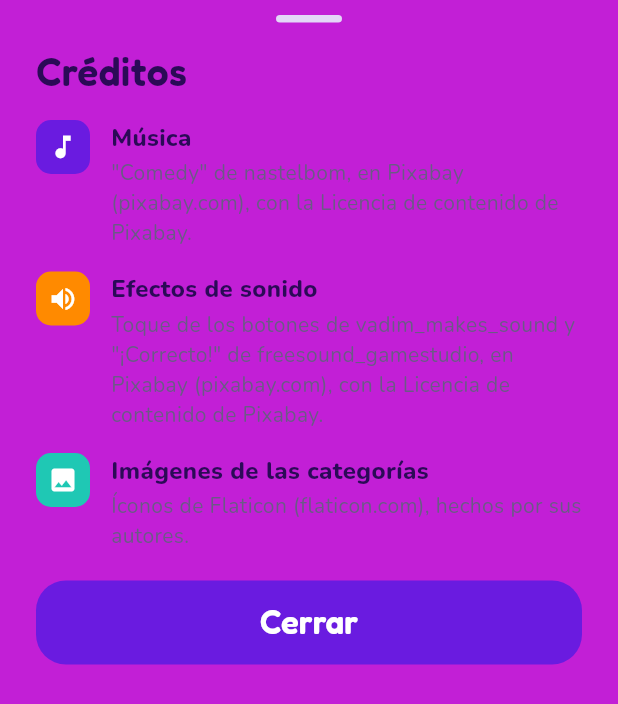
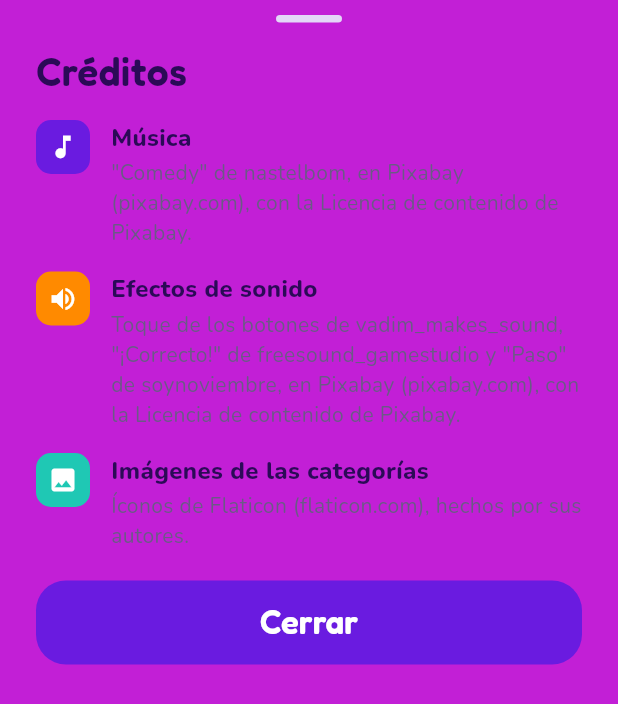
Before and after one commit to juancamilosal/charadeando_app, a Flutter app: the CreditsSheet widget shown alone on an empty page, opened directly, on a phone screen of 412 x 824 dp. Shown: the top 704 px of the screen. Run offline on Flutter 3.47's test engine with Material 3 defaults, Android fonts, the phone set to English and light mode, and no system bars; our stand-ins replace audioplayers, camera, flutter_riverpod, go_router, sensors_plus, share_plus and 2 more; missing offline and left inert: ffmpeg_kit_flutter_new_video, photo_manager.

Commit message:
Sonido de Paso en el turno y su crédito
Co-Authored-By: Claude Opus 5.5 <noreply@anthropic.com>
Claude-Session: https://claude.ai/code/session_01XPBFeG2PZmszSkrWwceepV

```diff
--- a/lib/screens/settings_screen.dart
+++ b/lib/screens/settings_screen.dart
@@ -346,9 +346,9 @@ class CreditsSheet extends StatelessWidget {
       Icons.volume_up,
       AppColors.orange,
       'Efectos de sonido',
-      'Toque de los botones de vadim_makes_sound y "¡Correcto!" de '
-          'freesound_gamestudio, en Pixabay (pixabay.com), con la Licencia '
-          'de contenido de Pixabay.',
+      'Toque de los botones de vadim_makes_sound, "¡Correcto!" de '
+          'freesound_gamestudio y "Paso" de soynoviembre, en Pixabay '
+          '(pixabay.com), con la Licencia de contenido de Pixabay.',
     ),
     (
       Icons.image,
--- a/lib/screens/turn_screen.dart
+++ b/lib/screens/turn_screen.dart
@@ -319,9 +319,9 @@ class _TurnScreenState extends ConsumerState<TurnScreen>
     _entries.add(TurnEntry(_deck[_wordIndex], outcome));
     final haptics = ref.read(hapticsProvider);
     outcome == WordOutcome.hit ? haptics.heavy() : haptics.light();
-    if (outcome == WordOutcome.hit) {
-      ref.read(soundServiceProvider).play(SoundEffect.hit);
-    }
+    ref
+        .read(soundServiceProvider)
+        .play(outcome == WordOutcome.hit ? SoundEffect.hit : SoundEffect.pass);
     _showCaption(
       outcome == WordOutcome.hit ? '¡Correcto!' : 'Paso',
       outcome == WordOutcome.hit ? CaptionStyle.hit : CaptionStyle.pass,
--- a/lib/services/effect_player.dart
+++ b/lib/services/effect_player.dart
@@ -19,6 +19,7 @@ class AssetEffectPlayer implements EffectPlayer {
   static const files = {
     SoundEffect.tap: ('audio/toque.mp3', 0.6),
     SoundEffect.hit: ('audio/correcto.mp3', 0.8),
+    SoundEffect.pass: ('audio/paso.mp3', 0.6),
   };
 
   final _pools = <SoundEffect, Future<AudioPool>>{};
```
Also changed, not shown: 4 other files.
